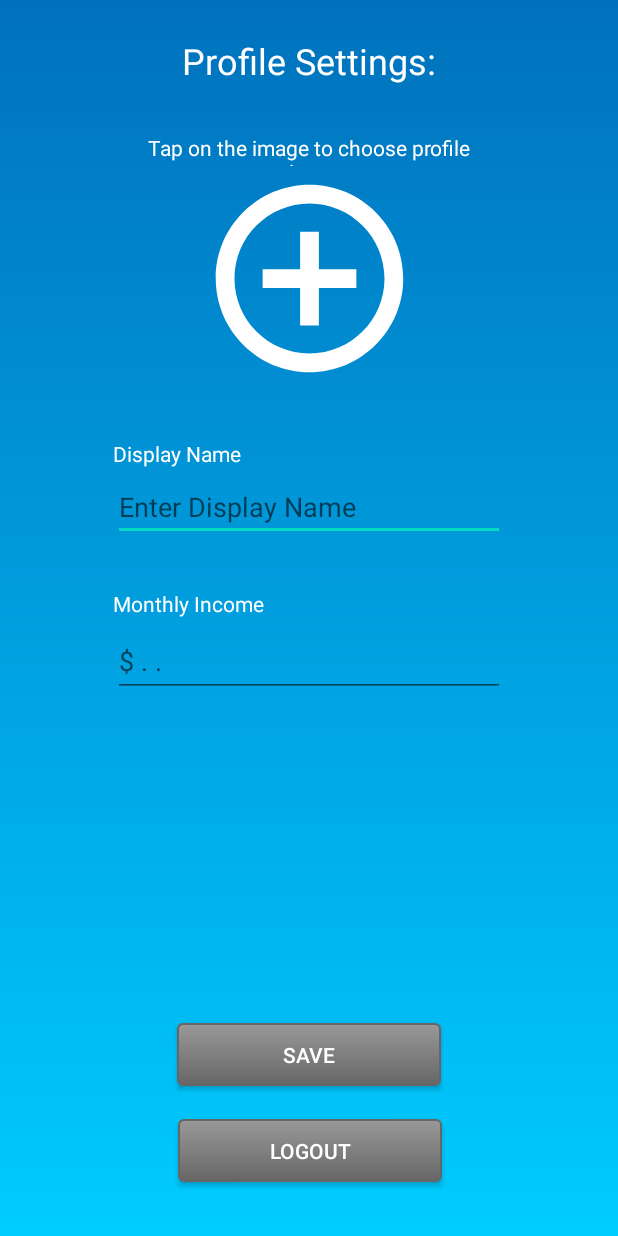
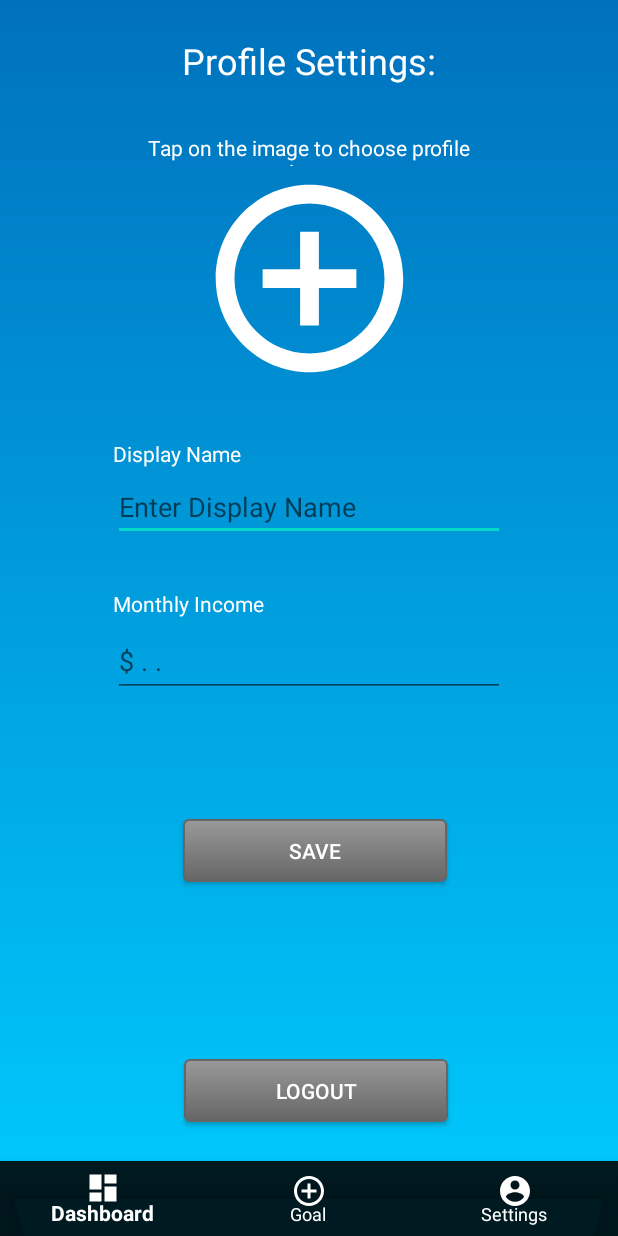
Before and after one commit to bgorringe84/Time2, an Android app: the screen it shows after launch once a user with an empty profile is signed in (ProfileActivity), on a phone screen of 412 x 824 dp. Run offline under Robolectric (Android 15) with nearby library versions, the phone set to English and light mode, and no system bars; our stand-ins replace Firebase (no records; nobody signed in at launch, a user with empty details on screens opened directly).

Commit message:
Added bottom nav on ProfileActivity and added some Javadocs

```diff
--- a/app/src/main/java/com/example/time2/DashboardActivity.java
+++ b/app/src/main/java/com/example/time2/DashboardActivity.java
@@ -17,6 +17,11 @@ import com.google.firebase.firestore.FirebaseFirestore;
 import com.google.firebase.firestore.QueryDocumentSnapshot;
 import com.google.firebase.firestore.QuerySnapshot;
 
+/**
+ * Activity for loading the user dashboard
+ *
+ * This activity is used to display the user's goal summary
+ */
 public class DashboardActivity extends AppCompatActivity{
     BottomNavigationView bottomNavigation;
     CardView cardView;
--- a/app/src/main/java/com/example/time2/ProfileActivity.java
+++ b/app/src/main/java/com/example/time2/ProfileActivity.java
@@ -12,6 +12,7 @@ import android.os.Bundle;
 import android.provider.MediaStore;
 import android.text.TextUtils;
 import android.util.Log;
+import android.view.MenuItem;
 import android.view.View;
 import android.widget.Button;
 import android.widget.EditText;
@@ -24,6 +25,7 @@ import com.google.android.gms.tasks.OnCompleteListener;
 import com.google.android.gms.tasks.OnFailureListener;
 import com.google.android.gms.tasks.OnSuccessListener;
 import com.google.android.gms.tasks.Task;
+import com.google.android.material.bottomnavigation.BottomNavigationView;
 import com.google.firebase.auth.FirebaseAuth;
 import com.google.firebase.auth.FirebaseUser;
 import com.google.firebase.auth.UserProfileChangeRequest;
@@ -37,8 +39,15 @@ import java.io.IOException;
 import java.util.HashMap;
 import java.util.Map;
 
+/**
+ * Activity for User Preferences
+ *
+ * This activity is where new users get redirected to when they first login
+ * and would be asked for their profile details and budget goal related preferences
+ *
+ */
 public class ProfileActivity extends AppCompatActivity implements View.OnClickListener {
-
+    BottomNavigationView bottomNavigation;
     ImageView imageView;
     EditText editName, editIncome;
     Button saveBtn;
@@ -64,6 +73,9 @@ public class ProfileActivity extends AppCompatActivity implements View.OnClickLi
         fStore = FirebaseFirestore.getInstance();
         saveBtn = findViewById(R.id.button2);
 
+        // Initialize UI elements
+        bottomNavigation = findViewById(R.id.bottom_navigation);
+
         loadUserInformation();
 
         imageView.setOnClickListener(new View.OnClickListener() {
@@ -73,6 +85,7 @@ public class ProfileActivity extends AppCompatActivity implements View.OnClickLi
             }
         });
 
+
         saveBtn.setOnClickListener(new View.OnClickListener() {
             @Override
             public void onClick(View view) {
@@ -80,7 +93,28 @@ public class ProfileActivity extends AppCompatActivity implements View.OnClickLi
                 startActivity(new Intent(getApplicationContext(), DashboardActivity.class));
             }
         });
+
+        bottomNavigation.setOnNavigationItemSelectedListener(new BottomNavigationView.OnNavigationItemSelectedListener() {
+            @Override
+            public boolean onNavigationItemSelected(@NonNull MenuItem item) {
+
+                // SWITCH to decide which case/fragment to go to
+                switch (item.getItemId()) {
+                    case R.id.navigation_dashboard:
+                        startActivity(new Intent(getApplicationContext(),DashboardActivity.class));
+                        return true;
+                    case R.id.navigation_settings:
+                        startActivity(new Intent(getApplicationContext(),ProfileActivity.class));
+                        return true;
+                    case R.id.navigation_goal:
+                        startActivity(new Intent(getApplicationContext(),AddGoalActivity.class));
+                        return true;
+                }
+                return false;
+            }
+        });
     }
+
 
     @Override
     protected void onStart() {
@@ -110,6 +144,10 @@ public class ProfileActivity extends AppCompatActivity implements View.OnClickLi
 
     }
 
+
+    /**
+     * Method to get user's name and income and saves them to a firestore collection
+     */
     private void saveUserInformation() {
         String displayName = editName.getText().toString();
         if(displayName.isEmpty()) {
@@ -169,6 +207,12 @@ public class ProfileActivity extends AppCompatActivity implements View.OnClickLi
         }
     }
 
+    /**
+     *
+     * @param requestCode
+     * @param resultCode
+     * @param data
+     */
     @Override
     protected void onActivityResult(int requestCode, int resultCode, @Nullable Intent data) {
         super.onActivityResult(requestCode, resultCode, data);
@@ -187,6 +231,9 @@ public class ProfileActivity extends AppCompatActivity implements View.OnClickLi
         }
     }
 
+    /**
+     *
+     */
     private void uploadImageToFirebaseStorage() {
         StorageReference profileImageRef = FirebaseStorage.getInstance().getReference("profilepics/" + System.currentTimeMillis() + ".jpg");
 
@@ -218,6 +265,11 @@ public class ProfileActivity extends AppCompatActivity implements View.OnClickLi
         startActivityForResult(Intent.createChooser(intent, "Select Profile Image"), CHOOSE_IMAGE);
     }
 
+
+    /**
+     * Method that signs out current user and then displays the login activity
+     * @param view
+     */
     public void logout(View view) {
         FirebaseAuth.getInstance().signOut(); //logout
         Toast.makeText(this, "Logged out!", Toast.LENGTH_SHORT).show();
--- a/app/src/main/res/layout/activity_profile.xml
+++ b/app/src/main/res/layout/activity_profile.xml
@@ -1,5 +1,6 @@
 <?xml version="1.0" encoding="utf-8"?>
-<androidx.constraintlayout.widget.ConstraintLayout xmlns:android="http://schemas.android.com/apk/res/android"
+<androidx.constraintlayout.widget.ConstraintLayout
+    xmlns:android="http://schemas.android.com/apk/res/android"
     xmlns:app="http://schemas.android.com/apk/res-auto"
     xmlns:tools="http://schemas.android.com/tools"
     android:layout_width="match_parent"
@@ -90,27 +91,46 @@
         android:id="@+id/button2"
         android:layout_width="176dp"
         android:layout_height="42dp"
-        android:layout_marginBottom="100dp"
+        android:layout_marginBottom="236dp"
         android:background="@drawable/mybutton"
         android:text="Save"
         android:textColor="#FFFFFF"
         app:layout_constraintBottom_toBottomOf="parent"
         app:layout_constraintEnd_toEndOf="parent"
+        app:layout_constraintHorizontal_bias="0.517"
         app:layout_constraintStart_toStartOf="parent" />
 
     <Button
         android:id="@+id/logoutBtn"
         android:layout_width="176dp"
         android:layout_height="42dp"
-        android:layout_marginBottom="36dp"
+        android:layout_marginBottom="76dp"
+        android:background="@drawable/mybutton"
         android:onClick="logout"
-        android:background="@drawable/mybutton"
         android:text="Logout"
         android:textColor="#FFFFFF"
         app:layout_constraintBottom_toBottomOf="parent"
         app:layout_constraintEnd_toEndOf="parent"
-        app:layout_constraintHorizontal_bias="0.502"
+        app:layout_constraintHorizontal_bias="0.519"
         app:layout_constraintStart_toStartOf="parent" />
+
+    <com.google.android.material.bottomnavigation.BottomNavigationView
+        android:id="@+id/bottom_navigation"
+        android:layout_width="match_parent"
+        android:layout_height="50dp"
+        android:layout_alignParentStart="true"
+        android:layout_alignParentBottom="true"
+        android:layout_gravity="bottom"
+        android:layout_marginBottom="0dp"
+        android:background="@color/common_google_signin_btn_text_light_pressed"
+        app:itemHorizontalTranslationEnabled="true"
+        app:itemIconTint="@android:color/white"
+        app:itemTextColor="@android:color/white"
+        app:layout_constraintBottom_toBottomOf="parent"
+        app:layout_constraintEnd_toEndOf="parent"
+        app:layout_constraintHorizontal_bias="0.0"
+        app:layout_constraintStart_toStartOf="parent"
+        app:menu="@menu/menu_bottom_navigation" />
 
     <ProgressBar
         android:visibility="gone"
```
Also changed, not shown: app/src/main/java/com/example/time2/MainActivity.java (+20 -1 lines).
